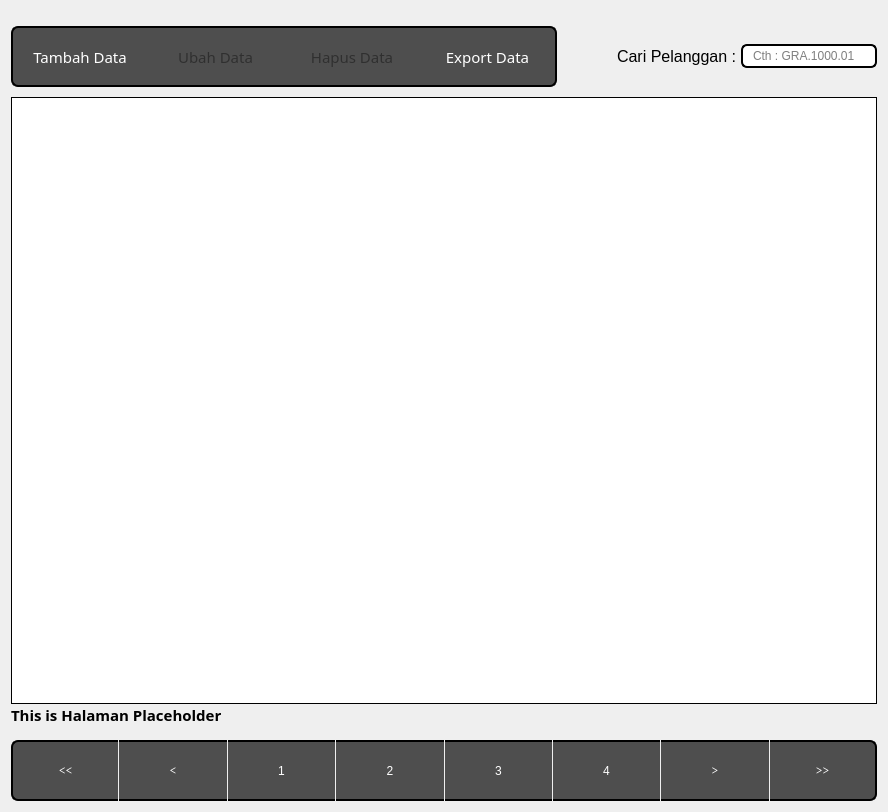
First picture: the form in ui/customerList.ui, repository danielfnnainggolan/backupProjekFix, before the edit.
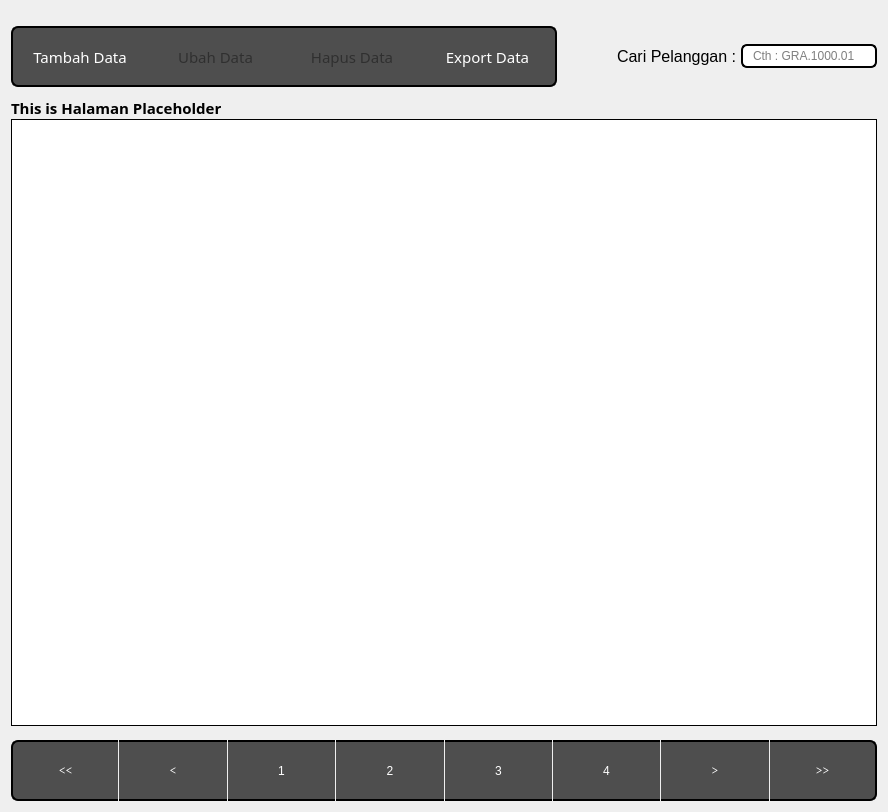
Second picture: the form after the edit.

```diff
--- a/ui/customerList.ui
+++ b/ui/customerList.ui
@@ -316,6 +316,21 @@
        </item>
       </layout>
      </item>
+     <item>
+      <widget class="QLabel" name="jumlah_halaman">
+       <property name="font">
+        <font>
+         <family>Arial Black</family>
+         <pointsize>11</pointsize>
+         <weight>75</weight>
+         <bold>true</bold>
+        </font>
+       </property>
+       <property name="text">
+        <string>This is Halaman Placeholder</string>
+       </property>
+      </widget>
+     </item>
      <item>
       <widget class="QTableView" name="customerTable">
        <property name="sizePolicy">
@@ -390,21 +405,6 @@
        </attribute>
       </widget>
      </item>
-     <item>
-      <widget class="QLabel" name="jumlah_halaman">
-       <property name="font">
-        <font>
-         <family>Arial Black</family>
-         <pointsize>11</pointsize>
-         <weight>75</weight>
-         <bold>true</bold>
-        </font>
-       </property>
-       <property name="text">
-        <string>This is Halaman Placeholder</string>
-       </property>
-      </widget>
-     </item>
      <item>
       <layout class="QHBoxLayout" name="pageLayout">
        <property name="spacing">
```
